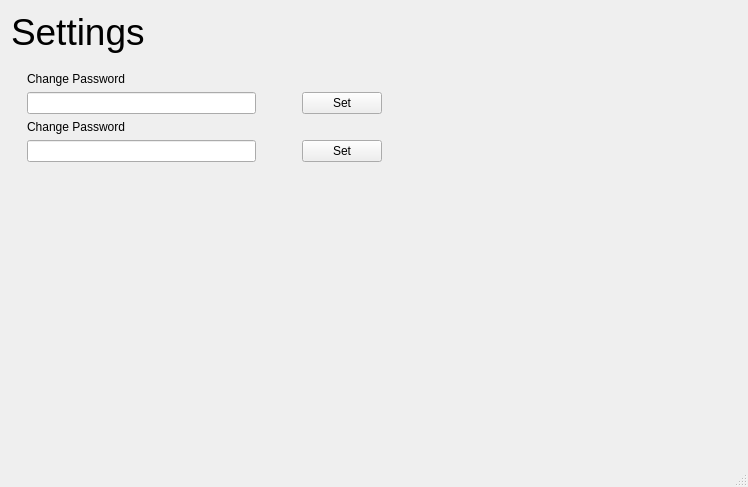
Before: the Qt Designer form settings.ui in Affan-Mushahid/KeepSake, drawn with Qt 5.
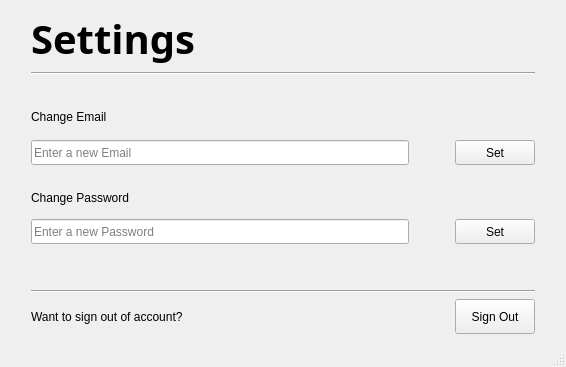
After: the same form once the commit is applied.

Commit message: All GUI classes made

```diff
--- a/settings.ui
+++ b/settings.ui
@@ -6,8 +6,8 @@
    <rect>
     <x>0</x>
     <y>0</y>
-    <width>748</width>
-    <height>487</height>
+    <width>566</width>
+    <height>367</height>
    </rect>
   </property>
   <property name="windowTitle">
@@ -17,6 +17,12 @@
    <layout class="QGridLayout" name="gridLayout">
     <item row="0" column="0">
      <layout class="QVBoxLayout" name="verticalLayout">
+      <property name="leftMargin">
+       <number>20</number>
+      </property>
+      <property name="rightMargin">
+       <number>20</number>
+      </property>
       <item>
        <widget class="QLabel" name="label">
         <property name="sizePolicy">
@@ -27,14 +33,27 @@
         </property>
         <property name="font">
          <font>
-          <pointsize>28</pointsize>
+          <family>Century Gothic</family>
+          <pointsize>30</pointsize>
+          <italic>false</italic>
+          <bold>true</bold>
          </font>
         </property>
+        <property name="styleSheet">
+         <string notr="true">font: 700 30pt &quot;Century Gothic&quot;;</string>
+        </property>
         <property name="text">
          <string>Settings</string>
         </property>
        </widget>
       </item>
+      <item>
+       <widget class="Line" name="line">
+        <property name="orientation">
+         <enum>Qt::Horizontal</enum>
+        </property>
+       </widget>
+      </item>
       <item>
        <spacer name="verticalSpacer_2">
         <property name="orientation">
@@ -54,23 +73,42 @@
       <item>
        <layout class="QVBoxLayout" name="verticalLayout_2">
         <property name="leftMargin">
-         <number>16</number>
+         <number>0</number>
         </property>
         <item>
          <layout class="QHBoxLayout" name="horizontalLayout">
           <item>
            <layout class="QVBoxLayout" name="verticalLayout_4">
+            <property name="spacing">
+             <number>1</number>
+            </property>
+            <property name="bottomMargin">
+             <number>1</number>
+            </property>
             <item>
              <widget class="QLabel" name="label_3">
               <property name="text">
-               <string>Change Password</string>
+               <string>Change Email</string>
               </property>
              </widget>
             </item>
             <item>
              <layout class="QHBoxLayout" name="horizontalLayout_2">
               <item>
-               <widget class="QLineEdit" name="lineEdit_2"/>
+               <widget class="QLineEdit" name="lineEdit_2">
+                <property name="maximumSize">
+                 <size>
+                  <width>16777215</width>
+                  <height>25</height>
+                 </size>
+                </property>
+                <property name="text">
+                 <string/>
+                </property>
+                <property name="placeholderText">
+                 <string>Enter a new Email</string>
+                </property>
+               </widget>
               </item>
               <item>
                <spacer name="horizontalSpacer_2">
@@ -90,6 +128,12 @@
               </item>
               <item>
                <widget class="QPushButton" name="pushButton">
+                <property name="maximumSize">
+                 <size>
+                  <width>16777215</width>
+                  <height>25</height>
+                 </size>
+                </property>
                 <property name="text">
                  <string>Set</string>
                 </property>
@@ -99,25 +143,18 @@
             </item>
            </layout>
           </item>
-          <item>
-           <spacer name="horizontalSpacer">
-            <property name="orientation">
-             <enum>Qt::Horizontal</enum>
-            </property>
-            <property name="sizeHint" stdset="0">
-             <size>
-              <width>40</width>
-              <height>20</height>
-             </size>
-            </property>
-           </spacer>
-          </item>
          </layout>
         </item>
         <item>
          <layout class="QHBoxLayout" name="horizontalLayout_4">
           <item>
            <layout class="QVBoxLayout" name="verticalLayout_5">
+            <property name="spacing">
+             <number>1</number>
+            </property>
+            <property name="topMargin">
+             <number>5</number>
+            </property>
             <item>
              <widget class="QLabel" name="label_4">
               <property name="text">
@@ -127,8 +164,21 @@
             </item>
             <item>
              <layout class="QHBoxLayout" name="horizontalLayout_5">
+              <property name="spacing">
+               <number>6</number>
+              </property>
               <item>
-               <widget class="QLineEdit" name="lineEdit_4"/>
+               <widget class="QLineEdit" name="lineEdit_4">
+                <property name="maximumSize">
+                 <size>
+                  <width>16777215</width>
+                  <height>25</height>
+                 </size>
+                </property>
+                <property name="placeholderText">
+                 <string>Enter a new Password</string>
+                </property>
+               </widget>
               </item>
               <item>
                <spacer name="horizontalSpacer_3">
@@ -148,6 +198,12 @@
               </item>
               <item>
                <widget class="QPushButton" name="pushButton_3">
+                <property name="maximumSize">
+                 <size>
+                  <width>16777215</width>
+                  <height>25</height>
+                 </size>
+                </property>
                 <property name="text">
                  <string>Set</string>
                 </property>
@@ -157,19 +213,6 @@
             </item>
            </layout>
           </item>
-          <item>
-           <spacer name="horizontalSpacer_4">
-            <property name="orientation">
-             <enum>Qt::Horizontal</enum>
-            </property>
-            <property name="sizeHint" stdset="0">
-             <size>
-              <width>40</width>
-              <height>20</height>
-             </size>
-            </property>
-           </spacer>
-          </item>
          </layout>
         </item>
        </layout>
@@ -179,6 +222,9 @@
         <property name="orientation">
          <enum>Qt::Vertical</enum>
         </property>
+        <property name="sizeType">
+         <enum>QSizePolicy::Preferred</enum>
+        </property>
         <property name="sizeHint" stdset="0">
          <size>
           <width>20</width>
@@ -187,6 +233,62 @@
         </property>
        </spacer>
       </item>
+      <item>
+       <widget class="Line" name="line_2">
+        <property name="orientation">
+         <enum>Qt::Horizontal</enum>
+        </property>
+       </widget>
+      </item>
+      <item>
+       <layout class="QHBoxLayout" name="horizontalLayout_3">
+        <item>
+         <widget class="QLabel" name="label_2">
+          <property name="styleSheet">
+           <string notr="true">font: 10pt &quot;Century Gothic&quot;;</string>
+          </property>
+          <property name="text">
+           <string>Want to sign out of account? </string>
+          </property>
+         </widget>
+        </item>
+        <item>
+         <spacer name="horizontalSpacer">
+          <property name="orientation">
+           <enum>Qt::Horizontal</enum>
+          </property>
+          <property name="sizeType">
+           <enum>QSizePolicy::MinimumExpanding</enum>
+          </property>
+          <property name="sizeHint" stdset="0">
+           <size>
+            <width>50</width>
+            <height>20</height>
+           </size>
+          </property>
+         </spacer>
+        </item>
+        <item>
+         <widget class="QPushButton" name="pushButton_2">
+          <property name="sizePolicy">
+           <sizepolicy hsizetype="Minimum" vsizetype="Fixed">
+            <horstretch>0</horstretch>
+            <verstretch>0</verstretch>
+           </sizepolicy>
+          </property>
+          <property name="maximumSize">
+           <size>
+            <width>16777215</width>
+            <height>35</height>
+           </size>
+          </property>
+          <property name="text">
+           <string>Sign Out</string>
+          </property>
+         </widget>
+        </item>
+       </layout>
+      </item>
      </layout>
     </item>
    </layout>
```
The commit also changes 7 other files.
